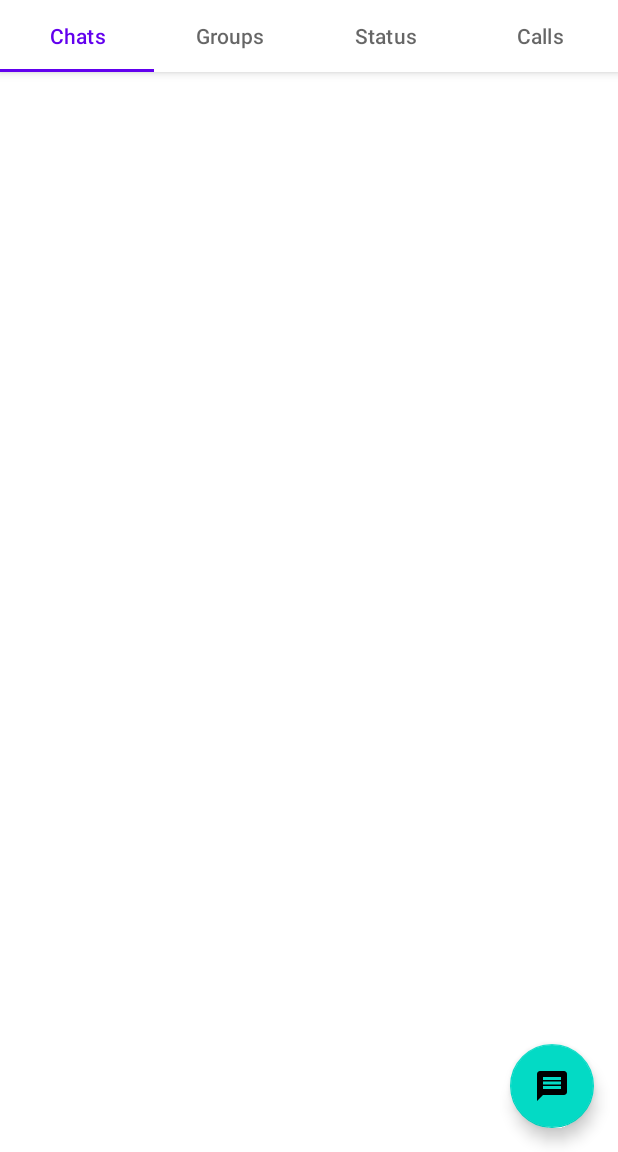
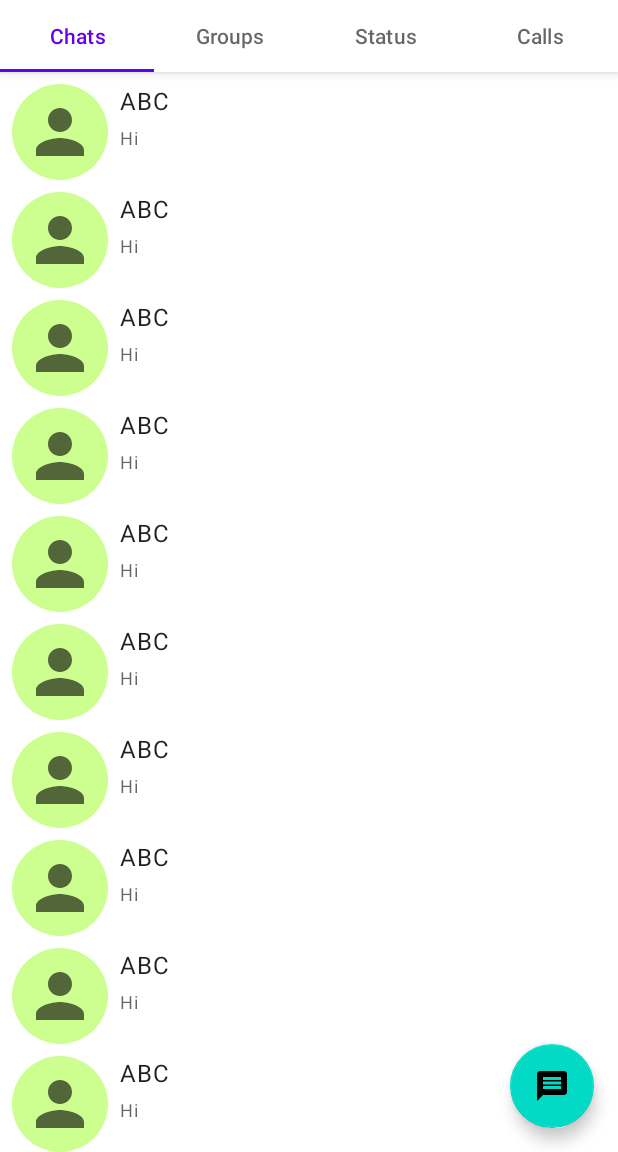
Before and after one commit to SriMani-7/AMessage, an Android app: the screen it shows after launch (MainActivity), on a phone screen of 412 x 824 dp, the part 84-1236 px from its top. Run offline under Robolectric (Android 15) with nearby library versions, the phone set to English and light mode, and no system bars.

Commit message:
recyclerview and basic adapter
the simple recyclerview.Adapter implemented to add sample data to main page fragment. for in this case sample data is same for all.

```diff
--- /dev/null
+++ b/app/src/main/java/com/ithoughts/androidsamples/sample1/amessage/MPerson.java
@@ -0,0 +1,17 @@
+package com.ithoughts.androidsamples.sample1.amessage;
+
+public class MPerson {
+
+    private String name;
+    private String caption;
+
+    public MPerson(String name,String caption){
+        this.caption = caption;
+        this.name = name;
+    }
+
+    public String getCaption() { return caption; }
+    public String getName() { return name; }
+    public void setCaption(String caption) { this.caption = caption; }
+    public void setName(String name) { this.name = name; }
+}
--- a/app/src/main/java/com/ithoughts/androidsamples/sample1/amessage/MainPageFragment.java
+++ b/app/src/main/java/com/ithoughts/androidsamples/sample1/amessage/MainPageFragment.java
@@ -8,12 +8,21 @@ import android.view.ViewGroup;
 import androidx.annotation.NonNull;
 import androidx.annotation.Nullable;
 import androidx.fragment.app.Fragment;
+import androidx.recyclerview.widget.LinearLayoutManager;
+import androidx.recyclerview.widget.RecyclerView;
 
 import com.ithoughts.androidsamples.sample1.amessage.databinding.FragmentMainpageBinding;
+
+import java.util.LinkedList;
 
 public class MainPageFragment extends Fragment {
 
     private FragmentMainpageBinding mainpageBinding;
+
+    private MainPageFragment(){
+
+    }
+
     public static MainPageFragment getInstance() {
         return new MainPageFragment();
     }
@@ -28,5 +37,43 @@ public class MainPageFragment extends Fragment {
     @Override
     public void onViewCreated(@NonNull View view, @Nullable Bundle savedInstanceState) {
         super.onViewCreated(view, savedInstanceState);
+        RecyclerView host = mainpageBinding.recyclerview;
+        host.setLayoutManager(new LinearLayoutManager(view.getContext(),LinearLayoutManager.VERTICAL,false));
+
+        LinkedList<MPerson> people = new LinkedList<>();
+        people.add(new MPerson("ABC","Hi"));
+        people.add(new MPerson("ABC","Hi"));
+        people.add(new MPerson("ABC","Hi"));
+        people.add(new MPerson("ABC","Hi"));
+        people.add(new MPerson("ABC","Hi"));
+        people.add(new MPerson("ABC","Hi"));
+        people.add(new MPerson("ABC","Hi"));
+        people.add(new MPerson("ABC","Hi"));
+        people.add(new MPerson("ABC","Hi"));
+        people.add(new MPerson("ABC","Hi"));
+        people.add(new MPerson("ABC","Hi"));
+        people.add(new MPerson("ABC","Hi"));
+        people.add(new MPerson("ABC","Hi"));
+        people.add(new MPerson("ABC","Hi"));
+        people.add(new MPerson("ABC","Hi"));
+        people.add(new MPerson("ABC","Hi"));
+        people.add(new MPerson("ABC","Hi"));
+        people.add(new MPerson("ABC","Hi"));
+        people.add(new MPerson("ABC","Hi"));
+        people.add(new MPerson("ABC","Hi"));
+        people.add(new MPerson("ABC","Hi"));
+        people.add(new MPerson("ABC","Hi"));
+        people.add(new MPerson("ABC","Hi"));
+        people.add(new MPerson("ABC","Hi"));
+        people.add(new MPerson("ABC","Hi"));
+        people.add(new MPerson("ABC","Hi"));
+        people.add(new MPerson("ABC","Hi"));
+        people.add(new MPerson("ABC","Hi"));
+        people.add(new MPerson("ABC","Hi"));
+        people.add(new MPerson("ABC","Hi"));
+        people.add(new MPerson("ABC","Hi"));
+        people.add(new MPerson("ABC","Hi"));
+        PersonAdapter personAdapter = new PersonAdapter(people);
+        host.setAdapter(personAdapter);
     }
 }
--- /dev/null
+++ b/app/src/main/java/com/ithoughts/androidsamples/sample1/amessage/PersonAdapter.java
@@ -0,0 +1,51 @@
+package com.ithoughts.androidsamples.sample1.amessage;
+
+import android.view.View;
+import android.view.ViewGroup;
+import android.widget.TextView;
+
+import androidx.annotation.NonNull;
+import androidx.recyclerview.widget.RecyclerView;
+
+import java.util.LinkedList;
+
+public class PersonAdapter extends RecyclerView.Adapter<PersonAdapter.PersonViewHolder> {
+
+    LinkedList<MPerson> mPeople;
+    public PersonAdapter(LinkedList<MPerson> people) {
+        this.mPeople = people;
+    }
+
+    @NonNull
+    @Override
+    public PersonViewHolder onCreateViewHolder(@NonNull ViewGroup parent, int viewType) {
+        View view = View.inflate(parent.getContext(), R.layout.viewholder_person,null);
+        return new PersonViewHolder(view);
+    }
+
+    @Override
+    public void onBindViewHolder(@NonNull PersonViewHolder holder, int position) {
+        holder.set(mPeople.get(position));
+    }
+
+    @Override
+    public int getItemCount() {
+        return mPeople.size();
+    }
+
+    public static class PersonViewHolder extends RecyclerView.ViewHolder{
+
+        private final TextView name;
+        private final TextView message;
+        public PersonViewHolder(@NonNull View itemView) {
+            super(itemView);
+            name = itemView.findViewById(R.id.person_name);
+            message = itemView.findViewById(R.id.last_message);
+        }
+
+        public void set(MPerson mPerson) {
+            name.setText(mPerson.getName());
+            message.setText(mPerson.getCaption());
+        }
+    }
+}
--- /dev/null
+++ b/app/src/main/res/drawable/ic_baseline_person_24.xml
@@ -0,0 +1,5 @@
+<vector android:height="48dp" android:tint="?attr/colorControlNormal"
+    android:viewportHeight="24" android:viewportWidth="24"
+    android:width="48dp" xmlns:android="http://schemas.android.com/apk/res/android">
+    <path android:fillColor="@android:color/white" android:pathData="M12,12c2.21,0 4,-1.79 4,-4s-1.79,-4 -4,-4 -4,1.79 -4,4 1.79,4 4,4zM12,14c-2.67,0 -8,1.34 -8,4v2h16v-2c0,-2.66 -5.33,-4 -8,-4z"/>
+</vector>
--- /dev/null
+++ b/app/src/main/res/drawable/round_shape.xml
@@ -0,0 +1,4 @@
+<?xml version="1.0" encoding="utf-8"?>
+<shape xmlns:android="http://schemas.android.com/apk/res/android" android:shape="oval">
+    <solid android:color="#CCFF90"/>
+</shape>
--- a/app/src/main/res/layout/fragment_mainpage.xml
+++ b/app/src/main/res/layout/fragment_mainpage.xml
@@ -1,8 +1,5 @@
 <?xml version="1.0" encoding="utf-8"?>
-<FrameLayout xmlns:android="http://schemas.android.com/apk/res/android"
-    xmlns:app="http://schemas.android.com/apk/res-auto"
+<androidx.recyclerview.widget.RecyclerView xmlns:android="http://schemas.android.com/apk/res/android"
+    android:id="@+id/recyclerview"
     android:layout_width="match_parent"
-    android:layout_height="match_parent">
-
-
-</FrameLayout>
+    android:layout_height="match_parent" />
--- /dev/null
+++ b/app/src/main/res/layout/viewholder_person.xml
@@ -0,0 +1,41 @@
+<?xml version="1.0" encoding="utf-8"?>
+<androidx.constraintlayout.widget.ConstraintLayout xmlns:android="http://schemas.android.com/apk/res/android"
+    xmlns:app="http://schemas.android.com/apk/res-auto"
+    xmlns:tools="http://schemas.android.com/tools"
+    android:layout_width="match_parent"
+    android:layout_margin="5dp"
+    android:layout_height="match_parent">
+
+    <ImageView
+        android:id="@+id/imageView"
+        android:padding="8dp"
+        android:layout_width="wrap_content"
+        android:layout_height="wrap_content"
+        android:layout_marginStart="8dp"
+        android:layout_marginTop="8dp"
+        app:layout_constraintStart_toStartOf="parent"
+        app:layout_constraintTop_toTopOf="parent"
+        android:background="@drawable/round_shape"
+        app:srcCompat="@drawable/ic_baseline_person_24" />
+
+    <TextView
+        android:id="@+id/person_name"
+        style="@style/TextAppearance.MaterialComponents.Body1"
+        android:layout_width="wrap_content"
+        android:layout_height="wrap_content"
+        android:layout_marginStart="8dp"
+        android:text="bcdefg hij"
+        app:layout_constraintStart_toEndOf="@+id/imageView"
+        app:layout_constraintTop_toTopOf="@+id/imageView" />
+
+    <TextView
+        android:id="@+id/last_message"
+        style="@style/TextAppearance.MaterialComponents.Caption"
+        android:layout_width="wrap_content"
+        android:layout_height="wrap_content"
+        android:layout_marginStart="8dp"
+        android:layout_marginTop="5dp"
+        android:text="TextView"
+        app:layout_constraintStart_toEndOf="@+id/imageView"
+        app:layout_constraintTop_toBottomOf="@+id/person_name" />
+</androidx.constraintlayout.widget.ConstraintLayout>
```
